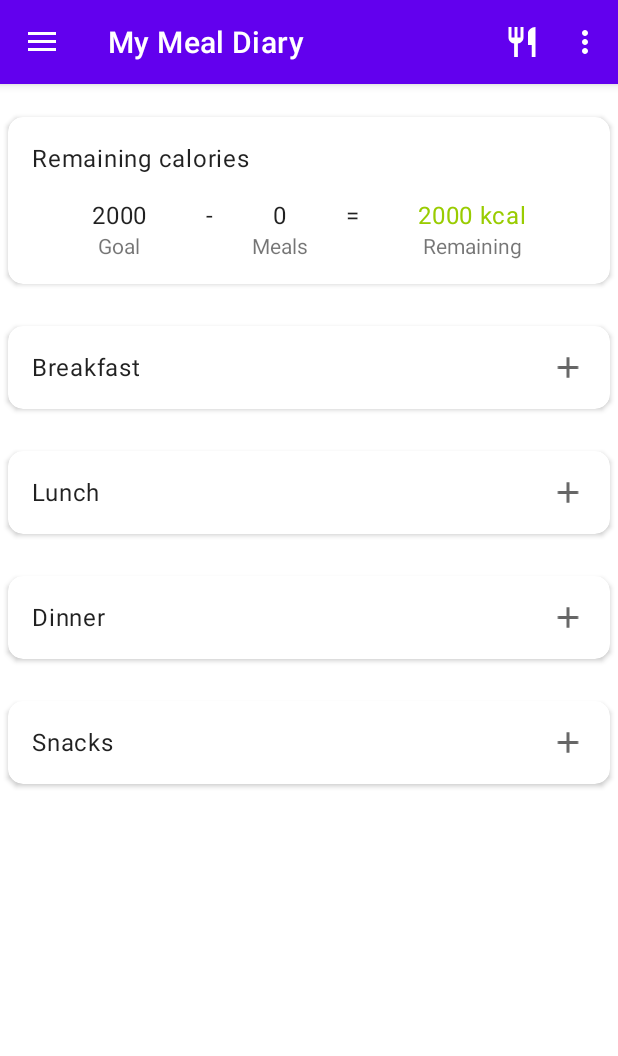
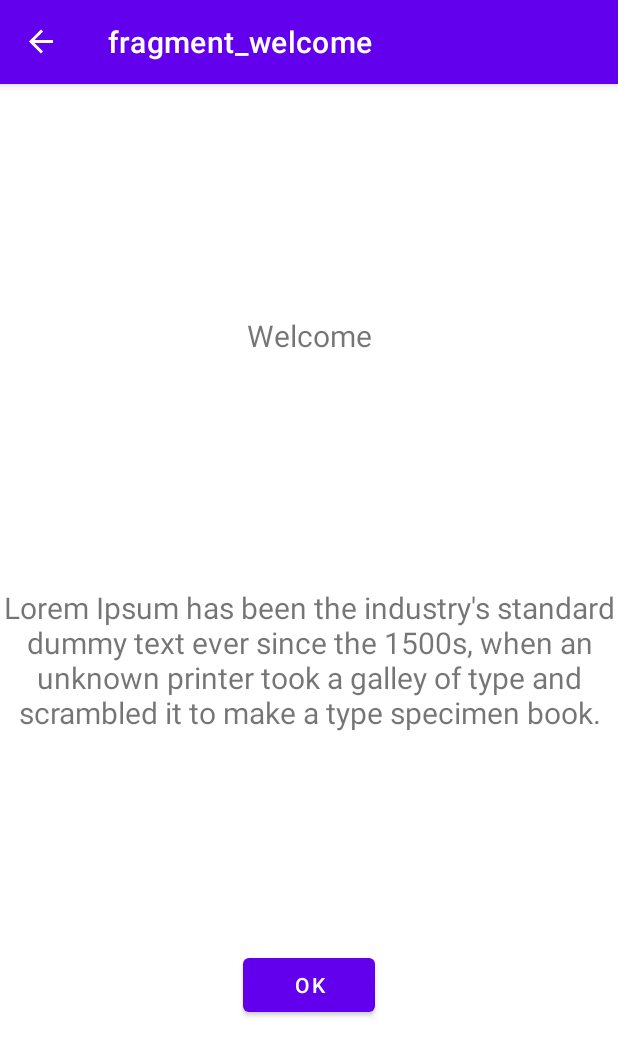
Before and after one commit to muhammadsyukron123/sib-dicoding-capstone, an Android app: the screen it shows after launch (MainActivity), on a phone screen of 412 x 824 dp. Shown: the top 1056 px of the screen. Run offline under Robolectric (Android 15) with nearby library versions, the phone set to English and light mode, and no system bars; our stand-ins replace navigation-ui.

Commit message:
add welcome fragment

```diff
--- /dev/null
+++ b/app/src/main/java/com/syukron/mymealdiary/ui/fragment/WelcomeFragment.kt
@@ -0,0 +1,49 @@
+package com.syukron.mymealdiary.ui.fragment
+
+import android.os.Bundle
+import androidx.fragment.app.Fragment
+import android.view.LayoutInflater
+import android.view.View
+import android.view.ViewGroup
+import androidx.navigation.fragment.findNavController
+import com.syukron.mymealdiary.R
+import com.syukron.mymealdiary.data.repository.FoodRepository
+import com.syukron.mymealdiary.databinding.FragmentCalculatorBinding
+import com.syukron.mymealdiary.databinding.FragmentWelcomeBinding
+
+class WelcomeFragment : Fragment(){
+
+    override fun onCreate(savedInstanceState: Bundle?) {
+        super.onCreate(savedInstanceState)
+//        if (sharedViewModel.caloriesGoal.equals(0)){
+//            navigateToTrackerFragment()
+//        }
+    }
+
+    private var _binding: FragmentWelcomeBinding? = null
+    private val binding get() = _binding!!
+
+    private fun navigateToTrackerFragment() {
+        this@WelcomeFragment.findNavController()
+            .navigate(R.id.action_welcomeFragment_to_trackerFragment)
+    }
+
+    override fun onCreateView(
+        inflater: LayoutInflater, container: ViewGroup?,
+        savedInstanceState: Bundle?
+    ): View? {
+        // Inflate the layout for this fragment
+        _binding = FragmentWelcomeBinding.inflate(inflater, container, false)
+        return binding.root
+    }
+
+    override fun onViewCreated(view: View, savedInstanceState: Bundle?) {
+        super.onViewCreated(view, savedInstanceState)
+        binding.apply {
+            welcomeNextBtn.setOnClickListener {
+                this@WelcomeFragment.findNavController()
+                    .navigate(R.id.action_welcomeFragment_to_calculatorFragment)
+            }
+        }
+    }
+}
--- /dev/null
+++ b/app/src/main/res/layout/fragment_welcome.xml
@@ -0,0 +1,45 @@
+<?xml version="1.0" encoding="utf-8"?>
+<androidx.constraintlayout.widget.ConstraintLayout xmlns:android="http://schemas.android.com/apk/res/android"
+    xmlns:tools="http://schemas.android.com/tools"
+    android:layout_width="match_parent"
+    android:layout_height="match_parent"
+    xmlns:app="http://schemas.android.com/apk/res-auto"
+    tools:context=".ui.fragment.WelcomeFragment">
+
+    <TextView
+        android:id="@+id/textView2"
+        android:layout_width="wrap_content"
+        android:layout_height="wrap_content"
+        android:text="@string/welcome"
+        android:textSize="20sp"
+        app:layout_constraintBottom_toTopOf="@+id/textView3"
+        app:layout_constraintEnd_toEndOf="parent"
+        app:layout_constraintStart_toStartOf="parent"
+        app:layout_constraintTop_toTopOf="parent" />
+
+    <TextView
+        android:id="@+id/textView3"
+        android:layout_width="wrap_content"
+        android:layout_height="wrap_content"
+        android:layout_marginStart="8dp"
+        android:layout_marginEnd="8dp"
+        android:text="@string/welcome_message"
+        android:textAlignment="center"
+        android:textSize="20sp"
+        app:layout_constraintBottom_toBottomOf="parent"
+        app:layout_constraintEnd_toEndOf="parent"
+        app:layout_constraintHorizontal_bias="0.5"
+        app:layout_constraintStart_toStartOf="parent"
+        app:layout_constraintTop_toTopOf="parent" />
+
+    <Button
+        android:id="@+id/welcome_next_btn"
+        android:layout_width="wrap_content"
+        android:layout_height="wrap_content"
+        android:text="OK"
+        app:layout_constraintBottom_toBottomOf="parent"
+        app:layout_constraintEnd_toEndOf="parent"
+        app:layout_constraintStart_toStartOf="parent"
+        app:layout_constraintTop_toBottomOf="@+id/textView3" />
+
+</androidx.constraintlayout.widget.ConstraintLayout>
--- a/app/src/main/res/navigation/nav_graph.xml
+++ b/app/src/main/res/navigation/nav_graph.xml
@@ -3,7 +3,7 @@
     xmlns:app="http://schemas.android.com/apk/res-auto"
     xmlns:tools="http://schemas.android.com/tools"
     android:id="@+id/nav_graph"
-    app:startDestination="@id/trackerFragment">
+    app:startDestination="@id/welcomeFragment">
 
     <fragment
         android:id="@+id/trackerFragment"
@@ -93,4 +93,16 @@
             android:id="@+id/action_calculatorFragment_to_trackerFragment"
             app:destination="@id/trackerFragment" />
     </fragment>
+    <fragment
+        android:id="@+id/welcomeFragment"
+        android:name="com.syukron.mymealdiary.ui.fragment.WelcomeFragment"
+        android:label="fragment_welcome"
+        tools:layout="@layout/fragment_welcome" >
+        <action
+            android:id="@+id/action_welcomeFragment_to_calculatorFragment"
+            app:destination="@id/calculatorFragment" />
+        <action
+            android:id="@+id/action_welcomeFragment_to_trackerFragment"
+            app:destination="@id/trackerFragment" />
+    </fragment>
 </navigation>
--- a/app/src/main/res/values/strings.xml
+++ b/app/src/main/res/values/strings.xml
@@ -47,6 +47,10 @@
     <string name="api_key_summary_set">Current key: %s</string>
     <!-- TODO: Remove or change this placeholder text -->
     <string name="hello_blank_fragment">Hello blank fragment</string>
+
+    <string name="welcome">Welcome</string>
+    <string name="welcome_message">Lorem Ipsum has been the industry\'s standard dummy text ever since the 1500s, when an unknown printer took a galley of type and scrambled it to make a type specimen book.</string>
+
     <!--    Fragment Calculator-->
     <string name="kg">kg</string>
     <string name="years">years</string>
--- a/build.gradle
+++ b/build.gradle
@@ -6,7 +6,7 @@ buildscript {
     }
     dependencies {
         classpath "com.android.tools.build:gradle:7.0.3"
-        classpath "org.jetbrains.kotlin:kotlin-gradle-plugin:1.5.31"
+        classpath 'org.jetbrains.kotlin:kotlin-gradle-plugin:1.6.0'
         classpath "com.google.dagger:hilt-android-gradle-plugin:2.38.1"
 
         // NOTE: Do not place your application dependencies here; they belong
```
